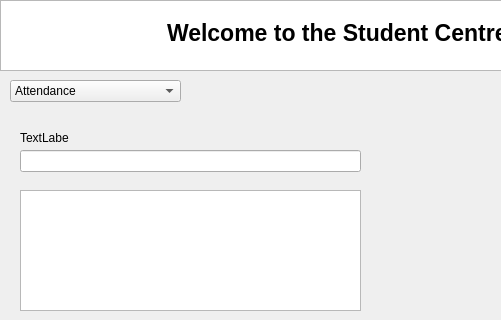
Old version of the form FYP/dash.ui in the repository raissalkp/NFC-Enabled-Student-Card-System; both pictures show x 0 to 501 and y 0 to 320 of the 800 by 600 pixel window.
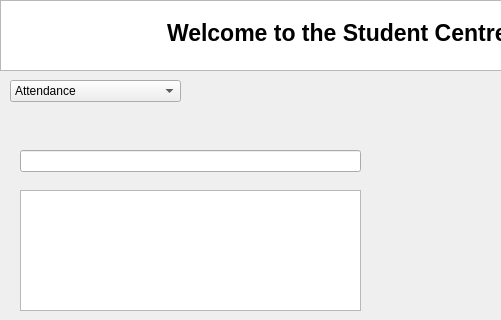
New version of the form.

```diff
--- a/FYP/dash.ui
+++ b/FYP/dash.ui
@@ -132,12 +132,12 @@
      <rect>
       <x>20</x>
       <y>130</y>
-      <width>49</width>
+      <width>341</width>
       <height>16</height>
      </rect>
     </property>
     <property name="text">
-     <string>TextLabel</string>
+     <string/>
     </property>
    </widget>
   </widget>
```
